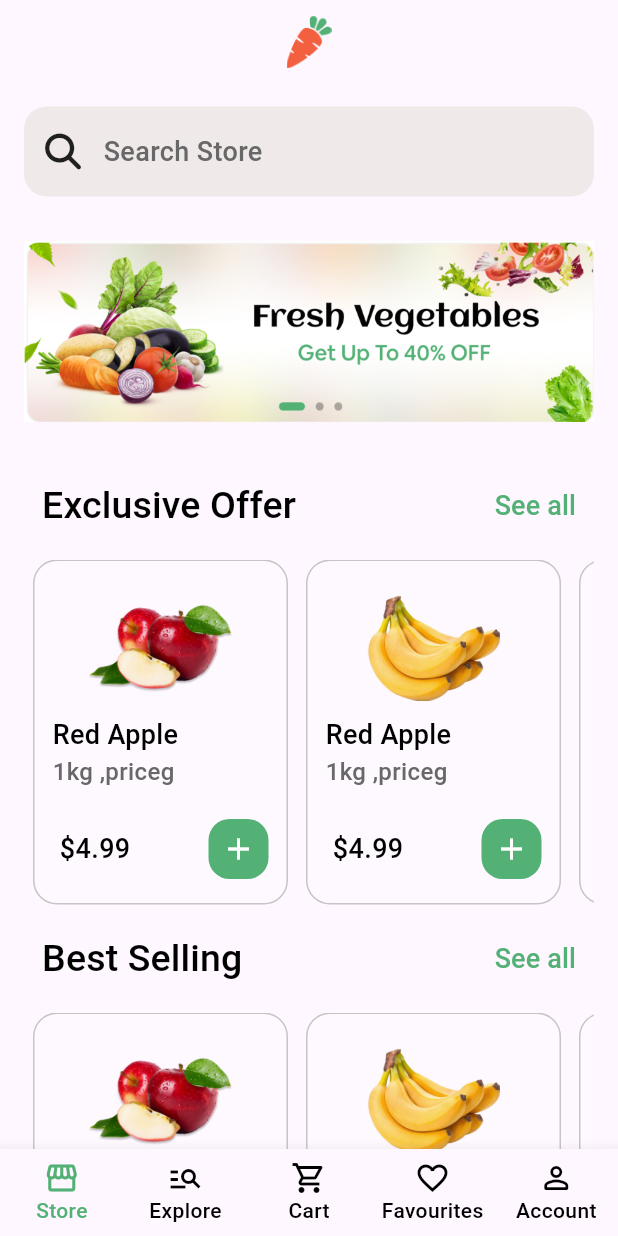
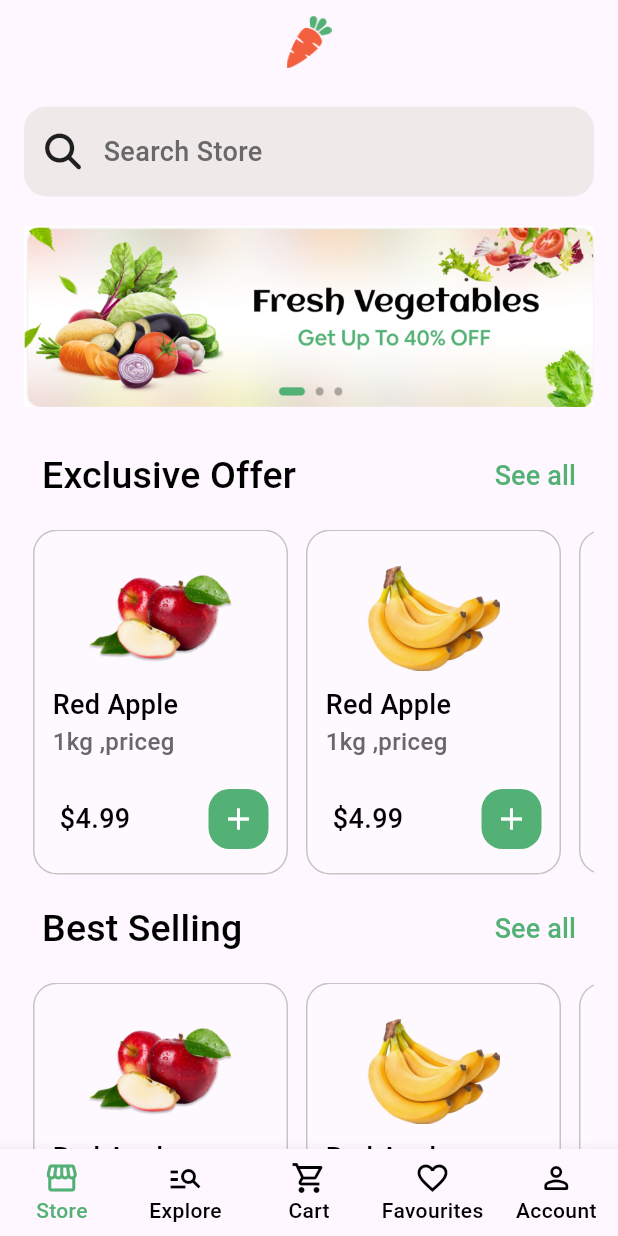
Before and after one commit to Hagar2003/nectar, a Flutter app: the screen it shows after launch, on a phone screen of 412 x 824 dp. Run offline on Flutter 3.47's test engine with Material 3 defaults, Android fonts, the phone set to English and light mode, and no system bars; drawn by our look-alikes of carousel_slider; our stand-ins replace font_awesome_flutter, go_router, pin_code_fields; Roboto replaces fonts that are missing (Gilroy).

Commit message:
slider done

```diff
--- a/lib/features/home/presentation/views/widgets/slider.dart
+++ b/lib/features/home/presentation/views/widgets/slider.dart
@@ -7,12 +7,12 @@ class SliderPart extends StatelessWidget {
   @override
   Widget build(BuildContext context) {
     return CarouselSlider(
-      items: [Image.asset('assets/images/banner.jpg'),
-      Image.asset('assets/images/banner.jpg'),
-      Image.asset('assets/images/banner.jpg')
+      items: [Image.asset('assets/images/banner.jpg',fit: BoxFit.contain,),
+      //Image.asset('assets/images/banner.jpg'),
+      //Image.asset('assets/images/banner.jpg')
       ],
       options: CarouselOptions(
-        height: 180,
+        height: 160,
         viewportFraction: 1,
         initialPage: 0,
         enableInfiniteScroll: true,
```
